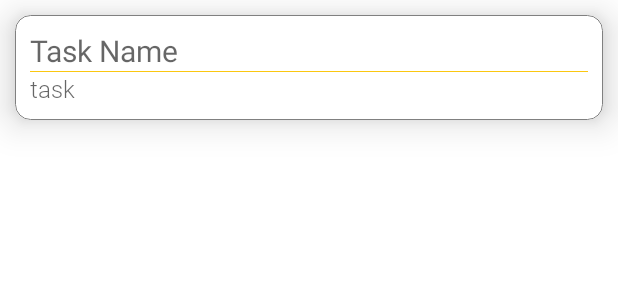
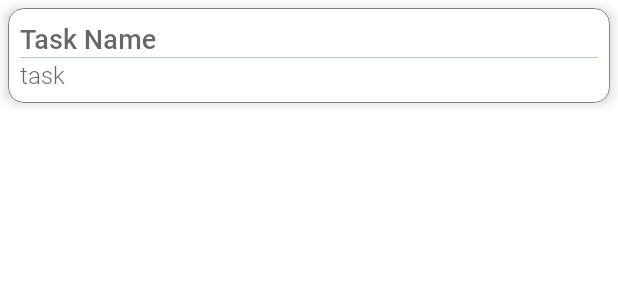
Before and after one commit to Lavdeep-Singh/BitList, an Android app built with Jetpack Compose: the layout task_list_single_row.xml on its own in the app's theme, with its tools: preview values and no code run, on a phone screen of 412 x 824 dp. Shown: the top 300 px of the screen. Run offline under Robolectric (Android 15) with nearby library versions, the light colour scheme and no system bars.

Commit message:
added new staggered layout and minor some changes in task activity.

```diff
--- a/app/src/main/java/com/example/bitlist/activity/CreateNewTaskActivity.kt
+++ b/app/src/main/java/com/example/bitlist/activity/CreateNewTaskActivity.kt
@@ -73,6 +73,8 @@ class CreateNewTaskActivity : BaseActivity() {
             btn_create_new_task_list.text = resources.getString(R.string.update)
             et_new_task_list_title.setText(mTaskDetails.title)
             et_new_task_list_description.setText(mTaskDetails.description)
+            tv_new_task_list_toolbar_title.setText("Update task")
+            //et_new_task_list_title.visibility=View.GONE
             mTaskImages=mTaskDetails.taskImages
             if(mTaskImages.size>0){
                for(i in mTaskImages){
--- a/app/src/main/java/com/example/bitlist/activity/TaskListActivity.kt
+++ b/app/src/main/java/com/example/bitlist/activity/TaskListActivity.kt
@@ -9,6 +9,7 @@ import android.view.View
 import androidx.recyclerview.widget.GridLayoutManager
 import androidx.recyclerview.widget.ItemTouchHelper
 import androidx.recyclerview.widget.RecyclerView
+import androidx.recyclerview.widget.StaggeredGridLayoutManager
 import com.example.bitlist.Constants
 import com.example.bitlist.Firestore.FireStoreClass
 import com.example.bitlist.R
@@ -89,7 +90,7 @@ class TaskListActivity : BaseActivity() {
         if(board.taskList.size>0){
             tv_nothing_here.visibility=View.GONE
             rv_task_list.visibility=View.VISIBLE
-            rv_task_list.layoutManager= GridLayoutManager(this,2)
+            rv_task_list.layoutManager= StaggeredGridLayoutManager(2,StaggeredGridLayoutManager.VERTICAL)
             rv_task_list.setHasFixedSize(true)
             val taskList=board.taskList
             val adapter= TaskListAdapter(this,taskList)
--- a/app/src/main/res/layout/activity_create_new_task.xml
+++ b/app/src/main/res/layout/activity_create_new_task.xml
@@ -47,7 +47,8 @@
         android:maxLength="25"
         android:maxLines="1"
         android:textColor="@color/black"
-        android:textSize="24sp"
+        android:textSize="22sp"
+        android:fontFamily="@font/robotomedium"
         android:textStyle="normal" />
     <androidx.cardview.widget.CardView
         android:layout_weight="6"
@@ -65,7 +66,8 @@
             android:backgroundTint="@color/white"
             android:inputType="textMultiLine"
             android:textColor="@color/black"
-            android:textSize="20sp" />
+            android:fontFamily="@font/robotoregular"
+            android:textSize="17sp" />
     </androidx.cardview.widget.CardView>
 
     <LinearLayout
--- a/app/src/main/res/layout/task_list_single_row.xml
+++ b/app/src/main/res/layout/task_list_single_row.xml
@@ -3,8 +3,8 @@
     app:cardCornerRadius="10dp"
     android:foreground="?android:attr/selectableItemBackground"
     android:clickable="true"
-    android:layout_margin="10dp"
-    app:cardElevation="15dp"
+    android:layout_margin="5dp"
+    app:cardElevation="5dp"
     xmlns:android="http://schemas.android.com/apk/res/android"
     android:layout_width="match_parent"
     android:layout_height="wrap_content"
@@ -14,13 +14,14 @@
         android:background="@drawable/task_list_card_view_border"
         android:layout_width="match_parent"
         android:orientation="vertical"
-        android:padding="10dp"
+        android:padding="8dp"
         android:layout_height="match_parent">
         <TextView
             android:textColor="@color/black"
             android:background="@drawable/task_list_card_view_upper_edit_text"
             android:id="@+id/et_task_name"
-            android:textSize="20sp"
+            android:textSize="18sp"
+            android:fontFamily="@font/robotomedium"
             android:layout_width="match_parent"
             android:layout_height="wrap_content"
             android:hint="Task Name"
```
